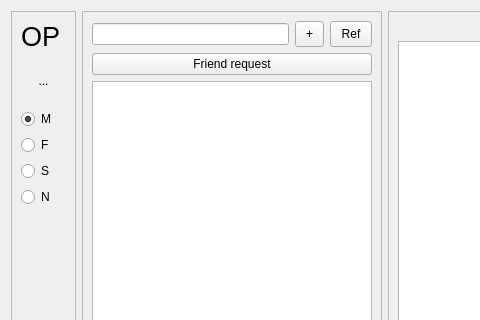
Old version of the form Client/front_end/mainwindow.ui in the repository Sjeary/OnPointLinkProgram; both pictures show x 0 to 480 and y 0 to 320 of the 901 by 589 pixel window.
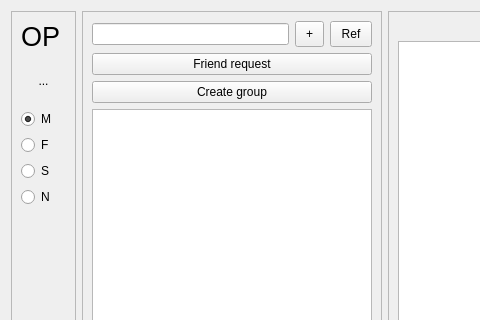
New version of the form. The open tabs and pages were chosen to show the change.

Diff of the .ui file:
```diff
--- a/Client/front_end/mainwindow.ui
+++ b/Client/front_end/mainwindow.ui
@@ -185,6 +185,13 @@
          </property>
         </widget>
        </item>
+       <item>
+        <widget class="QPushButton" name="pushButton_createGroup">
+         <property name="text">
+          <string>Create group</string>
+         </property>
+        </widget>
+       </item>
        <item>
         <widget class="QListWidget" name="listWidget_friend"/>
        </item>
```
Left out of the diff: 4 changed lines with no effect on the pictures.
